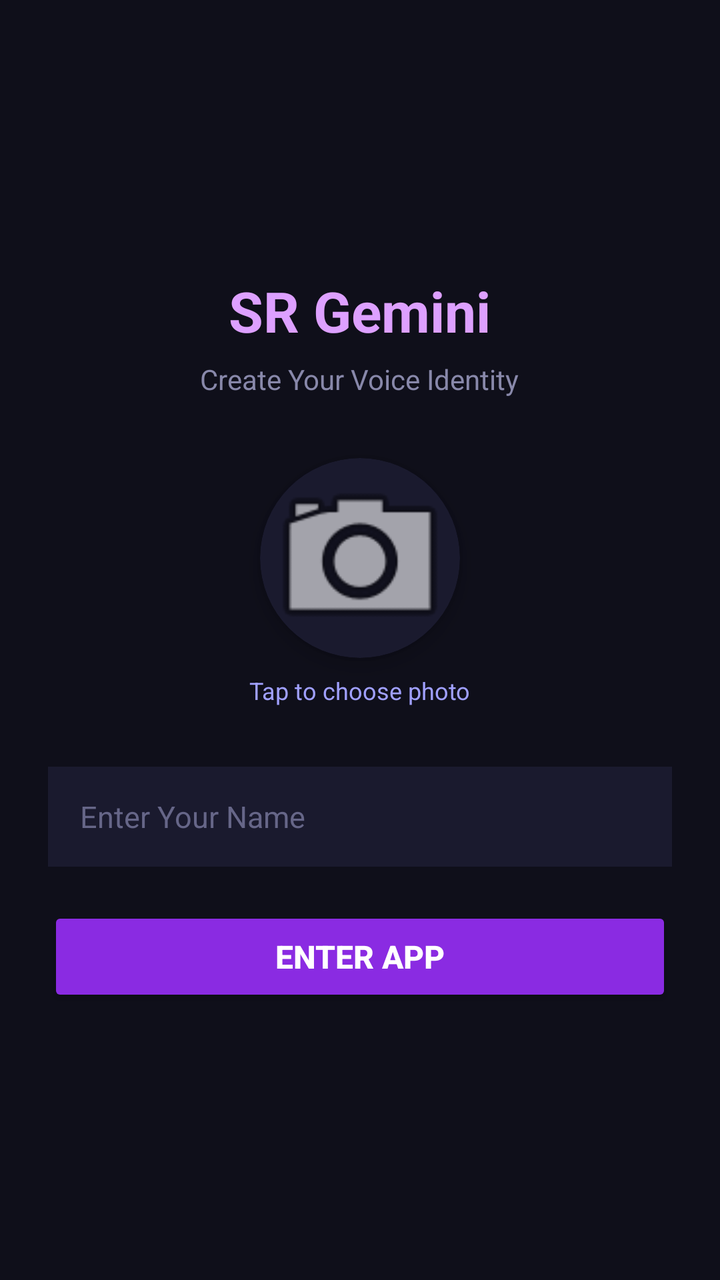
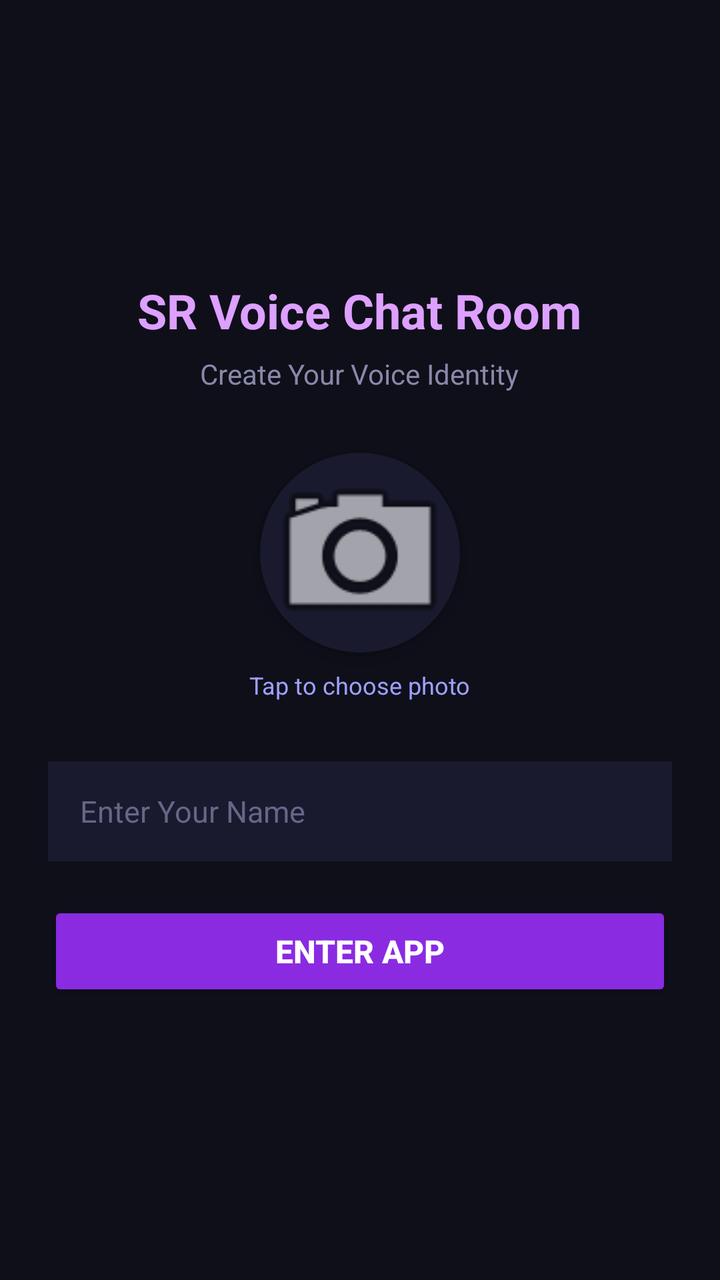

The first picture is an Android layout as it rendered before a commit; the second is the same layout after the commit. The layout source and the unified diff follow.
<!-- AndroidManifest.xml: application theme Theme.AppCompat.DayNight.NoActionBar -->
<!-- res/layout/activity_login.xml -->
<?xml version="1.0" encoding="utf-8"?>
<RelativeLayout xmlns:android="http://schemas.android.com/apk/res/android"
    xmlns:app="http://schemas.android.com/apk/res-auto"
    android:layout_width="match_parent"
    android:layout_height="match_parent"
    android:background="#0F0F1A"
    android:padding="24dp">

    <LinearLayout
        android:layout_width="match_parent"
        android:layout_height="wrap_content"
        android:layout_centerInParent="true"
        android:gravity="center"
        android:orientation="vertical">

        <TextView
            android:layout_width="wrap_content"
            android:layout_height="wrap_content"
            android:text="SR Gemini"
            android:textColor="#DDA0FF"
            android:textSize="28sp"
            android:textStyle="bold" />

        <TextView
            android:layout_width="wrap_content"
            android:layout_height="wrap_content"
            android:layout_marginTop="6dp"
            android:text="Create Your Voice Identity"
            android:textColor="#8888AA"
            android:textSize="14sp" />

        <androidx.cardview.widget.CardView
            android:layout_width="100dp"
            android:layout_height="100dp"
            android:layout_marginTop="30dp"
            app:cardBackgroundColor="#1A1A2E"
            app:cardCornerRadius="50dp"
            app:cardElevation="6dp">

            <ImageView
                android:id="@+id/ivPreview"
                android:layout_width="match_parent"
                android:layout_height="match_parent"
                android:scaleType="centerCrop"
                android:src="@android:drawable/ic_menu_camera" />
        </androidx.cardview.widget.CardView>

        <TextView
            android:layout_width="wrap_content"
            android:layout_height="wrap_content"
            android:layout_marginTop="8dp"
            android:text="Tap to choose photo"
            android:textColor="#A0A0FF"
            android:textSize="12sp" />

        <EditText
            android:id="@+id/etName"
            android:layout_width="match_parent"
            android:layout_height="50dp"
            android:layout_marginTop="30dp"
            android:background="#1A1A2E"
            android:hint="Enter Your Name"
            android:paddingHorizontal="16dp"
            android:textColor="#FFFFFF"
            android:textColorHint="#666688"
            android:textSize="15sp" />

        <Button
            android:id="@+id/btnCreateRoom"
            android:layout_width="match_parent"
            android:layout_height="50dp"
            android:layout_marginTop="20dp"
            android:backgroundTint="#8A2BE2"
            android:text="ENTER APP"
            android:textColor="#FFFFFF"
            android:textSize="16sp"
            android:textStyle="bold" />

    </LinearLayout>

</RelativeLayout>
<!-- resources referenced by this layout -->
<resources>

</resources>

<!-- the commit's change to res/layout/activity_login.xml (unified diff, before → after) -->
@@ -16,9 +16,9 @@
         <TextView
             android:layout_width="wrap_content"
             android:layout_height="wrap_content"
-            android:text="SR Gemini"
+            android:text="SR Voice Chat Room"
             android:textColor="#DDA0FF"
-            android:textSize="28sp"
+            android:textSize="24sp"
             android:textStyle="bold" />
 
         <TextView
